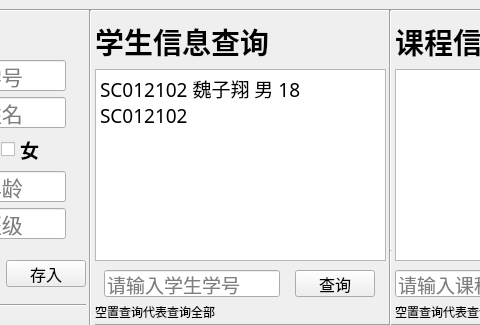
Old version of the form lab3/UI/Qt/MainUI.ui in the repository Karenina-na/Basic-Cognition-and-Practice-of-Information-Technology; both pictures show x 245 to 725 and y 0 to 325 of the 890 by 722 pixel window.
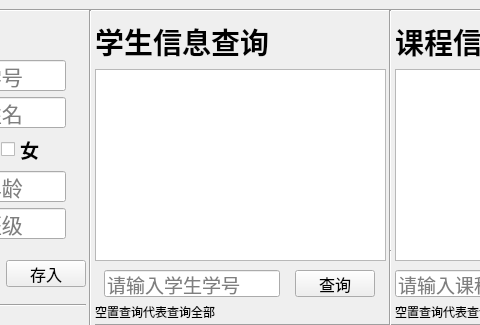
New version of the form.

Commit message: 完成查询选修的学生学号和课程号

What changed in the file:
```diff
--- a/lab3/UI/Qt/MainUI.ui
+++ b/lab3/UI/Qt/MainUI.ui
@@ -1900,7 +1900,6 @@
 &lt;html&gt;&lt;head&gt;&lt;meta name=&quot;qrichtext&quot; content=&quot;1&quot; /&gt;&lt;style type=&quot;text/css&quot;&gt;
 p, li { white-space: pre-wrap; }
 &lt;/style&gt;&lt;/head&gt;&lt;body style=&quot; font-family:'楷体'; font-size:14pt; font-weight:400; font-style:normal;&quot;&gt;
-&lt;p style=&quot; margin-top:0px; margin-bottom:0px; margin-left:0px; margin-right:0px; -qt-block-indent:0; text-indent:0px;&quot;&gt;SC012102 魏子翔 男 18 SC012102&lt;/p&gt;
 &lt;p style=&quot;-qt-paragraph-type:empty; margin-top:0px; margin-bottom:0px; margin-left:0px; margin-right:0px; -qt-block-indent:0; text-indent:0px;&quot;&gt;&lt;br /&gt;&lt;/p&gt;&lt;/body&gt;&lt;/html&gt;</string>
        </property>
        <property name="acceptRichText">
```
Left out of the diff: 9 changed lines with no effect on the pictures. The commit also changes 2 other files.
